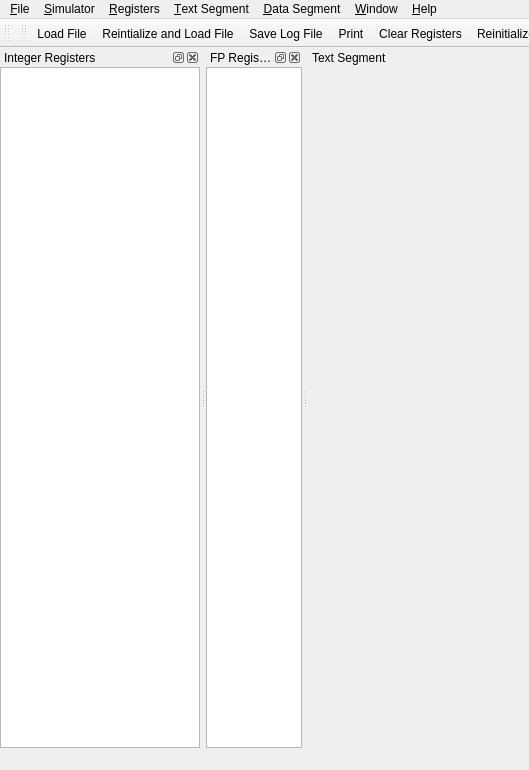
The window that QtSpim/spimview.ui (billsix/spim) describes before a commit, drawn with Qt 5; both pictures show x 0 to 529 and y 0 to 770 of the 1172 by 770 pixel window.
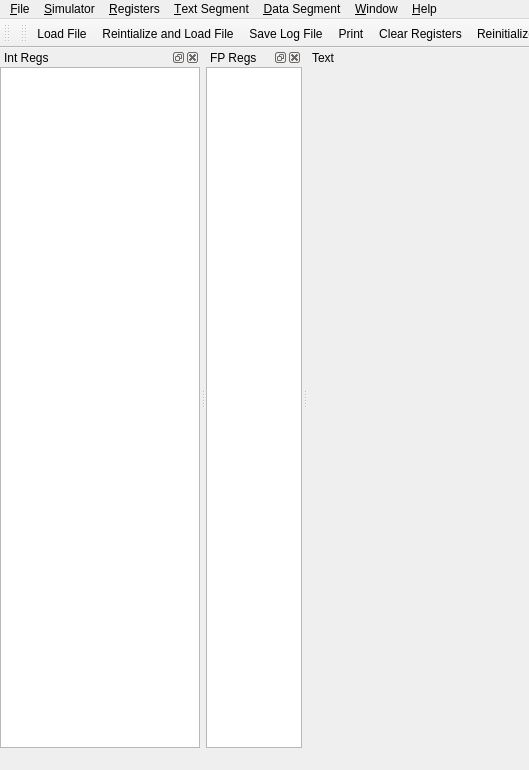
The same window after the commit. Icons and pictures are not drawn. Custom widgets are drawn as their Qt base class.

Commit message: Enlarged and color window tabs

Diff of the .ui file:
```diff
--- a/QtSpim/spimview.ui
+++ b/QtSpim/spimview.ui
@@ -142,7 +142,7 @@
     <set>Qt::TopDockWidgetArea</set>
    </property>
    <property name="windowTitle">
-    <string>Integer Registers</string>
+    <string>Int Regs</string>
    </property>
    <attribute name="dockWidgetArea">
     <number>4</number>
@@ -167,7 +167,7 @@
     <set>Qt::TopDockWidgetArea</set>
    </property>
    <property name="windowTitle">
-    <string>FP Registers</string>
+    <string>FP Regs</string>
    </property>
    <attribute name="dockWidgetArea">
     <number>4</number>
@@ -192,7 +192,7 @@
     <set>Qt::BottomDockWidgetArea|Qt::TopDockWidgetArea</set>
    </property>
    <property name="windowTitle">
-    <string>Text Segment</string>
+    <string>Text</string>
    </property>
    <attribute name="dockWidgetArea">
     <number>4</number>
```
Left out of the diff: 2 changed lines with no effect on the pictures. The commit also changes 3 other files.
